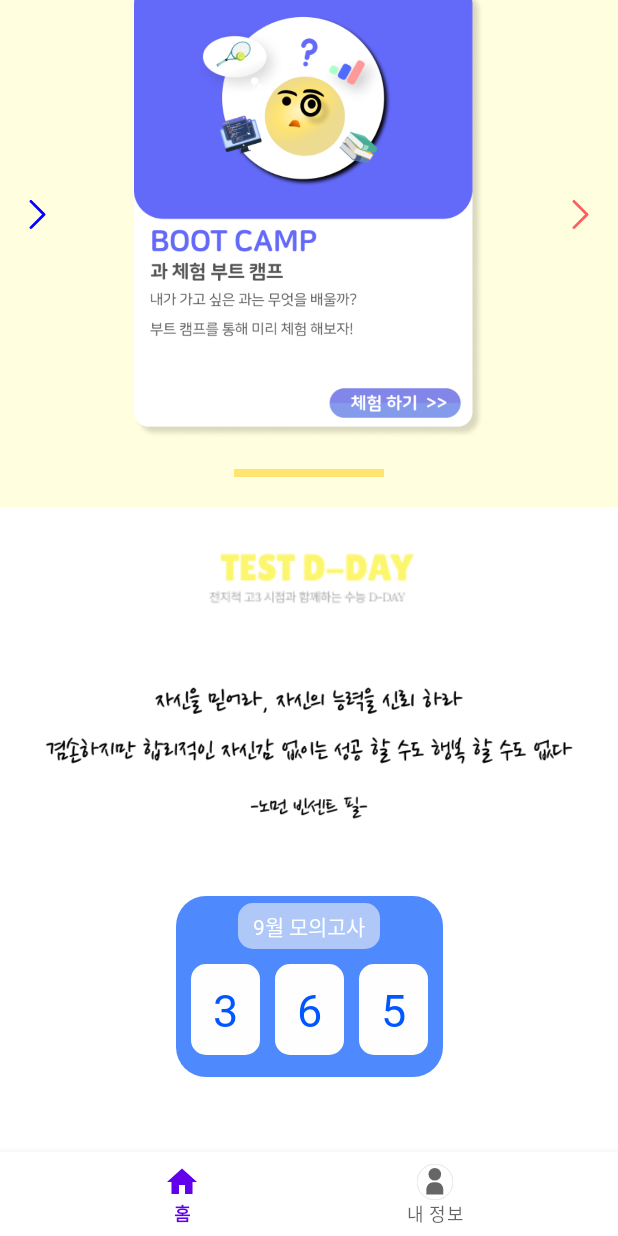
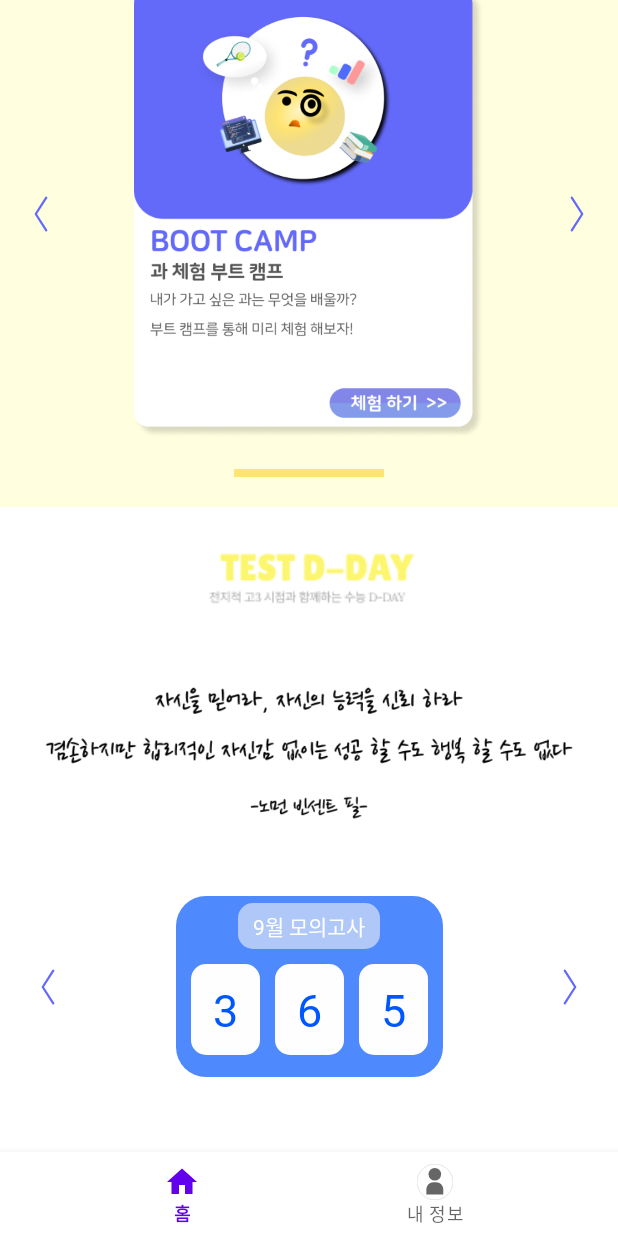
Before and after one commit to 2024ALPHA-FRONT-Kt/Android-Front, an Android app: the screen it shows after launch (MainActivity), scrolled down 328 dp, on a phone screen of 412 x 824 dp. Run offline under Robolectric (Android 15) with nearby library versions, the phone set to English and light mode, and no system bars; our stand-ins replace navigation-ui.

Commit message:
[FIX] main arr

```diff
--- /dev/null
+++ b/ALPHA/app/src/main/res/drawable/ic_main_arrow_left.xml
@@ -0,0 +1,13 @@
+<vector xmlns:android="http://schemas.android.com/apk/res/android"
+    android:width="24dp"
+    android:height="37dp"
+    android:viewportWidth="24"
+    android:viewportHeight="37">
+  <path
+      android:pathData="M15.5,7.708L8.5,18.5L15.5,29.292"
+      android:strokeLineJoin="round"
+      android:strokeWidth="1.5"
+      android:fillColor="#00000000"
+      android:strokeColor="#6369F8"
+      android:strokeLineCap="round"/>
+</vector>
--- /dev/null
+++ b/ALPHA/app/src/main/res/drawable/ic_main_arrow_right.xml
@@ -0,0 +1,13 @@
+<vector xmlns:android="http://schemas.android.com/apk/res/android"
+    android:width="24dp"
+    android:height="37dp"
+    android:viewportWidth="24"
+    android:viewportHeight="37">
+  <path
+      android:pathData="M8.5,7.708L15.5,18.5L8.5,29.292"
+      android:strokeLineJoin="round"
+      android:strokeWidth="1.5"
+      android:fillColor="#00000000"
+      android:strokeColor="#6369F8"
+      android:strokeLineCap="round"/>
+</vector>
--- a/ALPHA/app/src/main/res/layout/fragment_home.xml
+++ b/ALPHA/app/src/main/res/layout/fragment_home.xml
@@ -51,40 +51,16 @@
                     android:layout_width="wrap_content"
                     android:layout_height="wrap_content"
                     android:src="@drawable/img_main_center_title"/>
-                <androidx.constraintlayout.widget.ConstraintLayout
+                <LinearLayout
                     android:layout_width="match_parent"
-                    android:layout_height="wrap_content"
-                    android:orientation="horizontal">
-                    <ImageView
-                        android:id="@+id/arr1"
-                        android:layout_width="wrap_content"
-                        android:layout_height="wrap_content"
-                        android:src="@drawable/ic_arrow_right_blue"
-                        android:layout_marginStart="10dp"
-                        app:layout_constraintTop_toTopOf="parent"
-                        app:layout_constraintBottom_toBottomOf="parent"
-                        app:layout_constraintStart_toStartOf="parent"/>
-
+                    android:layout_height="wrap_content">
                     <androidx.viewpager2.widget.ViewPager2
                         android:id="@+id/card_list"
                         android:layout_width="wrap_content"
                         android:layout_height="300dp"
-                        app:layout_constraintStart_toEndOf="@id/arr1"
-                        app:layout_constraintEnd_toStartOf="@id/arr2"
-                        app:layout_constraintTop_toTopOf="parent"
-                        app:layout_constraintBottom_toBottomOf="parent"
                         android:layout_marginTop="20dp"
                         android:layout_marginBottom="20dp"/>
-                    <ImageView
-                        android:id="@+id/arr2"
-                        android:layout_width="wrap_content"
-                        android:layout_height="wrap_content"
-                        android:layout_marginEnd="10dp"
-                        app:layout_constraintTop_toTopOf="parent"
-                        app:layout_constraintBottom_toBottomOf="parent"
-                        app:layout_constraintEnd_toEndOf="parent"
-                        android:src="@drawable/ic_arrow_right_red"/>
-                </androidx.constraintlayout.widget.ConstraintLayout>
+                </LinearLayout>
                 <LinearLayout
                     android:layout_width="100dp"
                     android:layout_height="5dp"
--- a/ALPHA/app/src/main/res/layout/viewpager_slide_dday.xml
+++ b/ALPHA/app/src/main/res/layout/viewpager_slide_dday.xml
@@ -3,6 +3,14 @@
     android:layout_width="match_parent"
     android:layout_height="match_parent"
     xmlns:app="http://schemas.android.com/apk/res-auto">
+    <ImageView
+        android:layout_width="wrap_content"
+        android:layout_height="wrap_content"
+        app:layout_constraintStart_toStartOf="parent"
+        app:layout_constraintTop_toTopOf="parent"
+        app:layout_constraintBottom_toBottomOf="parent"
+        android:layout_marginLeft="20dp"
+        android:src="@drawable/ic_main_arrow_left"/>
     <LinearLayout
         android:id="@+id/dday_back"
         app:layout_constraintTop_toTopOf="parent"
@@ -61,5 +69,13 @@
                 android:text="5"/>
         </LinearLayout>
     </LinearLayout>
+    <ImageView
+        android:layout_width="wrap_content"
+        android:layout_height="wrap_content"
+        app:layout_constraintTop_toTopOf="parent"
+        app:layout_constraintBottom_toBottomOf="parent"
+        app:layout_constraintEnd_toEndOf="parent"
+        android:layout_marginRight="20dp"
+        android:src="@drawable/ic_main_arrow_right"/>
 
 </androidx.constraintlayout.widget.ConstraintLayout>
--- a/ALPHA/app/src/main/res/layout/viewpager_slide_main.xml
+++ b/ALPHA/app/src/main/res/layout/viewpager_slide_main.xml
@@ -3,6 +3,15 @@
     android:layout_width="match_parent"
     android:layout_height="match_parent"
     xmlns:app="http://schemas.android.com/apk/res-auto">
+    <ImageView
+        android:id="@+id/card_arr_left"
+        android:layout_width="wrap_content"
+        android:layout_height="wrap_content"
+        app:layout_constraintStart_toStartOf="parent"
+        app:layout_constraintTop_toTopOf="parent"
+        app:layout_constraintBottom_toBottomOf="parent"
+        android:layout_marginLeft="15dp"
+        android:src="@drawable/ic_main_arrow_left"/>
     <ImageView
         android:id="@+id/card"
         app:layout_constraintStart_toStartOf="parent"
@@ -12,5 +21,14 @@
         android:layout_width="wrap_content"
         android:layout_height="wrap_content"
         android:src="@drawable/img_main_disc"/>
+    <ImageView
+        android:id="@+id/card_arr_right"
+        android:layout_width="wrap_content"
+        android:layout_height="wrap_content"
+        app:layout_constraintTop_toTopOf="parent"
+        app:layout_constraintBottom_toBottomOf="parent"
+        app:layout_constraintEnd_toEndOf="parent"
+        android:layout_marginRight="15dp"
+        android:src="@drawable/ic_main_arrow_right"/>
 
 </androidx.constraintlayout.widget.ConstraintLayout>
```
Also changed, not shown: ALPHA/app/src/main/java/com/android/myapplication/ui/home/HomeFragment.kt (+1 -6 lines).
